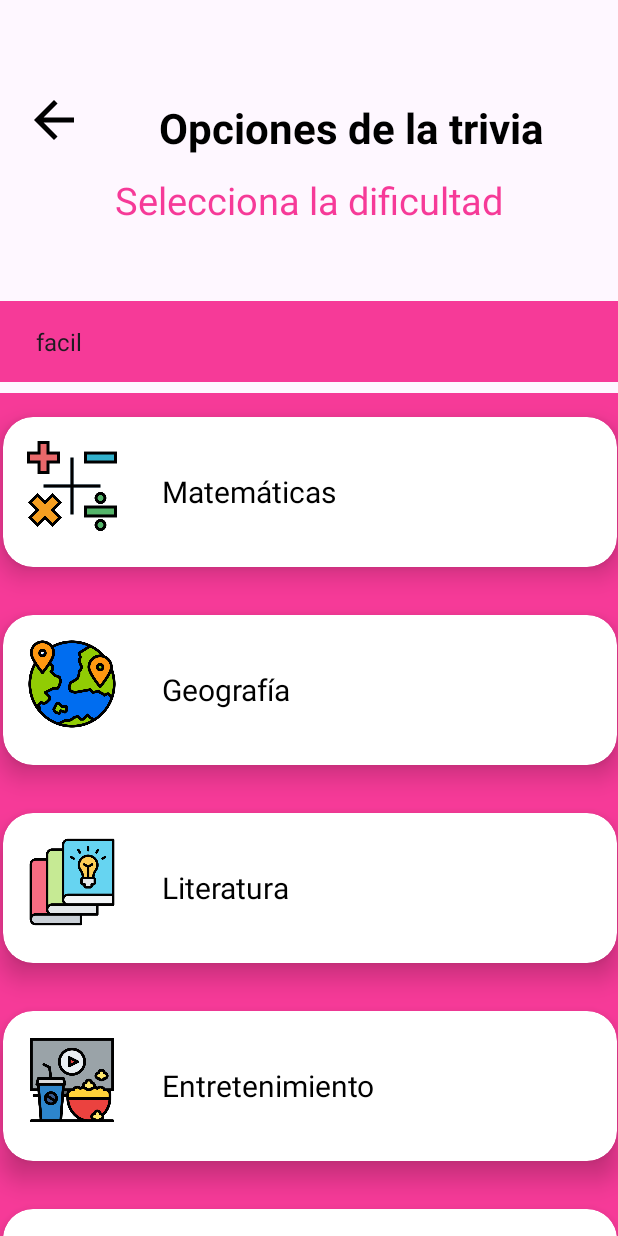
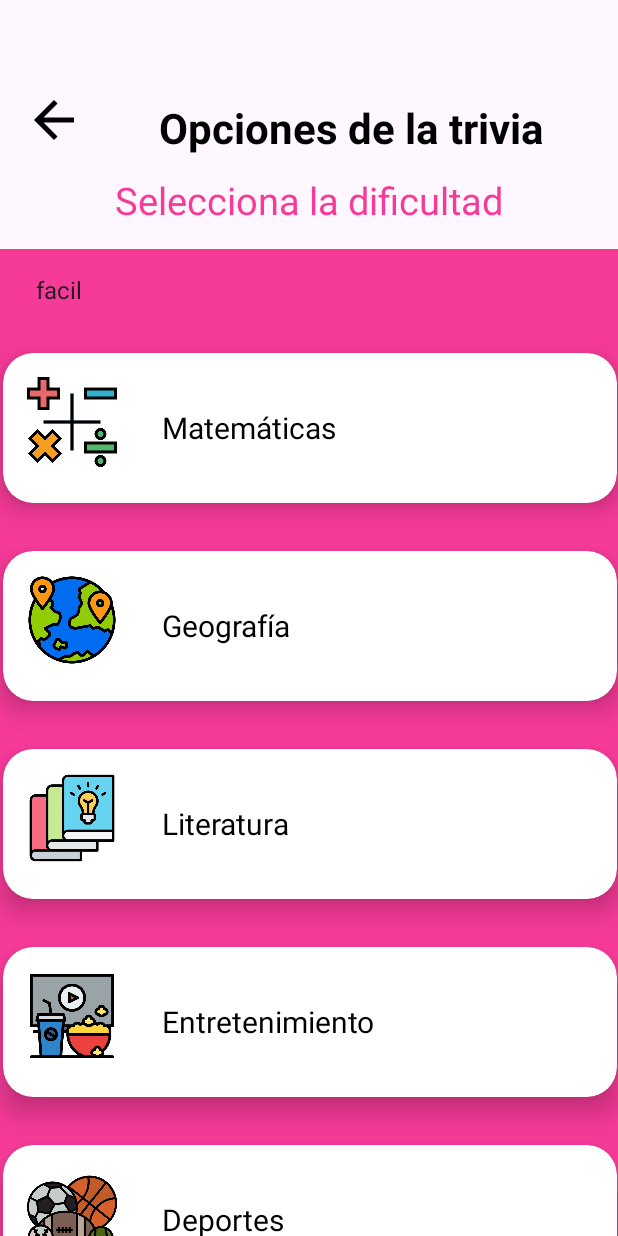
Before and after one commit to JmanCentral/Frontend, an Android app: the CategoriaActivity screen opened directly, with no data from a screen before it, on a phone screen of 412 x 824 dp. Run offline under Robolectric (Android 15) with nearby library versions, the phone set to English and light mode, and no system bars.

Commit message:
Prubea en producción

```diff
--- a/app/src/main/java/Utils/APIS.java
+++ b/app/src/main/java/Utils/APIS.java
@@ -2,9 +2,9 @@ package Utils;
 
 public class APIS {
 
-    public static final String URL_001 = "http://192.168.10.11:8862/Trivia/usuarios/";
-    public static final String URL_002 = "http://192.168.10.11:8862/Trivia/preguntas/";
-    public static final String URL_003 = "http://192.168.10.11:8862/Trivia/historial/";
+    public static final String URL_001 = "https://backproduccion-1.onrender.com/Trivia/usuarios/";
+    public static final String URL_002 = "https://backproduccion-1.onrender.com/Trivia/preguntas/";
+    public static final String URL_003 = "https://backproduccion-1.onrender.com/Trivia/historial/";
 
     public static UsuarioService getUsuarioService(){
         return Cliente.getCliente(URL_001).create(UsuarioService.class);
--- a/app/src/main/res/layout/activity_categoria.xml
+++ b/app/src/main/res/layout/activity_categoria.xml
@@ -53,7 +53,7 @@
         android:id="@+id/difficultySpinner"
         android:layout_width="0dp"
         android:layout_height="wrap_content"
-        android:layout_marginTop="50dp"
+        android:layout_marginTop="15dp"
         android:background="#f63a98"
         android:entries="@array/difficulty_options"
         android:padding="16dp"
@@ -79,7 +79,7 @@
         android:id="@+id/scrollView2"
         android:layout_width="441dp"
         android:layout_height="777dp"
-        android:layout_marginTop="150dp"
+        android:layout_marginTop="100dp"
         app:layout_constraintBottom_toBottomOf="parent"
         app:layout_constraintEnd_toEndOf="parent"
         app:layout_constraintStart_toStartOf="parent"
```
